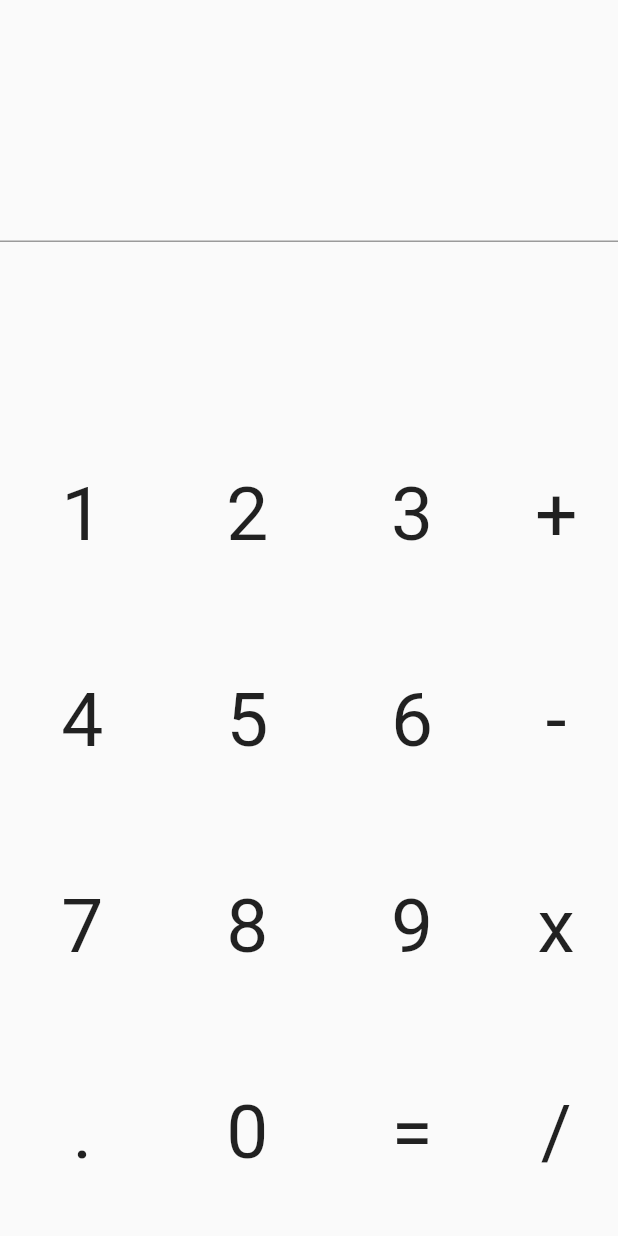
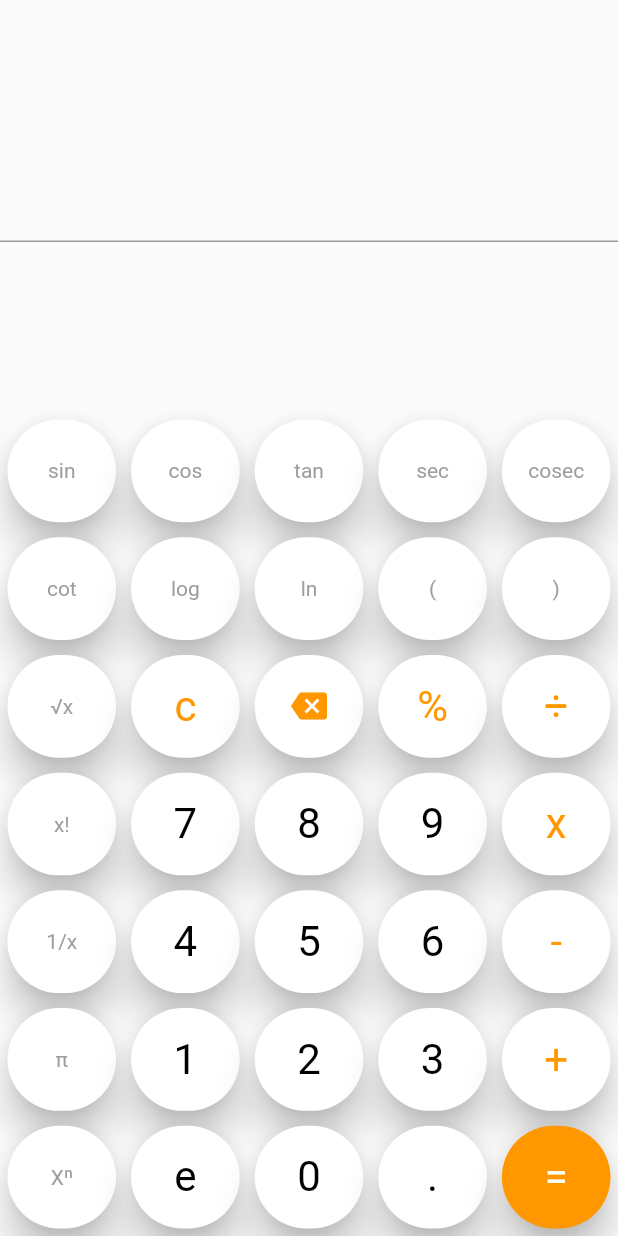
Before and after one commit to f1forhelp/Scientific-calculator, a Flutter app: the screen it shows after launch, on a phone screen of 412 x 824 dp. Run offline on Flutter 3.47's test engine with Material 2 defaults, Android fonts, the phone set to English and light mode, and no system bars; our stand-ins replace bloc, equatable, flutter_bloc, math_expressions.

Commit message:
Some minor changes

```diff
--- a/lib/view/screens/calculator_screen.dart
+++ b/lib/view/screens/calculator_screen.dart
@@ -1,7 +1,6 @@
 import 'package:calculator/bloc/calculator_bloc/calcuator_bloc.dart';
 import 'package:calculator/utils/dimensions.dart';
 import 'package:flutter/material.dart';
-import 'package:flutter/services.dart';
 import 'package:flutter_bloc/flutter_bloc.dart';
 
 class CalCulatorScreen extends StatefulWidget {
@@ -39,6 +38,7 @@ class _CalCulatorScreenState extends State<CalCulatorScreen> {
                 },
                 child: Center(
                   child: TextField(
+                    textAlign: TextAlign.right,
                     controller: _textEditingController,
                   ),
                 ),
@@ -47,25 +47,11 @@ class _CalCulatorScreenState extends State<CalCulatorScreen> {
             Expanded(
               flex: 2,
               child: Builder(builder: (context) {
-                return PageView(
-                  children: [
-                    _SimpleCalculator(
+                return _SimpleCalculator(
                   getVal: (val) {
-                        if (val == "0") {
-                          BlocProvider.of<CalcuatorBloc>(context, listen: false)
-                              .add(AddExpression(expression: ""));
-                          _textEditingController.clear();
-                        } else
                     BlocProvider.of<CalcuatorBloc>(context, listen: false)
                         .add(AddExpression(expression: val));
                   },
-                    ),
-                    _Scientific(
-                      getVal: (val) {
-                        print(val);
-                      },
-                    ),
-                  ],
                 );
               }),
             ),
@@ -76,18 +62,14 @@ class _CalCulatorScreenState extends State<CalCulatorScreen> {
   }
 }
 
-class _Scientific extends StatelessWidget {
+class _SimpleCalculator extends StatelessWidget {
   final Function(String) getVal;
 
-  const _Scientific({this.getVal});
+  const _SimpleCalculator({this.getVal});
 
   @override
   Widget build(BuildContext context) {
-    return Row(
-      children: [
-        Expanded(
-          flex: 4,
-          child: Column(
+    return Column(
       children: [
         Expanded(
           child: Row(
@@ -95,39 +77,27 @@ class _Scientific extends StatelessWidget {
               _CustomCalButton(
                 val: "sin",
                 getVal: getVal,
+                colorType: ColorType.GREY,
               ),
               _CustomCalButton(
                 val: "cos",
                 getVal: getVal,
+                colorType: ColorType.GREY,
               ),
               _CustomCalButton(
                 val: "tan",
                 getVal: getVal,
-                    ),
-                  ],
-                ),
-              ),
-              RawKeyboardListener(
-                focusNode: FocusNode(),
-                child: Text(""),
-                onKey: (key) {
-                  print(key.isKeyPressed(LogicalKeyboardKey.backspace));
-                },
-              ),
-              Expanded(
-                child: Row(
-                  children: [
-                    _CustomCalButton(
-                      val: "√",
-                      getVal: getVal,
+                colorType: ColorType.GREY,
               ),
               _CustomCalButton(
-                      val: "log",
+                val: "sec",
                 getVal: getVal,
+                colorType: ColorType.GREY,
               ),
               _CustomCalButton(
-                      val: "Xⁿ",
+                val: "cosec",
                 getVal: getVal,
+                colorType: ColorType.GREY,
               ),
             ],
           ),
@@ -136,15 +106,64 @@ class _Scientific extends StatelessWidget {
           child: Row(
             children: [
               _CustomCalButton(
-                      val: "EXP",
+                val: "cot",
+                getVal: getVal,
+                colorType: ColorType.GREY,
+              ),
+              _CustomCalButton(
+                val: "log",
+                getVal: getVal,
+                colorType: ColorType.GREY,
+              ),
+              _CustomCalButton(
+                val: "ln",
+                getVal: getVal,
+                colorType: ColorType.GREY,
+              ),
+              _CustomCalButton(
+                val: "(",
+                getVal: getVal,
+                colorType: ColorType.GREY,
+              ),
+              _CustomCalButton(
+                val: ")",
+                getVal: getVal,
+                colorType: ColorType.GREY,
+              ),
+            ],
+          ),
+        ),
+        Expanded(
+          child: Row(
+            children: [
+              _CustomCalButton(
+                val: "√x",
+                mappedKey: "√",
+                colorType: ColorType.GREY,
                 getVal: getVal,
               ),
               _CustomCalButton(
-                      val: "RAD",
+                val: "c",
                 getVal: getVal,
+                colorType: ColorType.RED,
               ),
               _CustomCalButton(
-                      val: "e",
+                val: "d",
+                widget: Icon(
+                  Icons.backspace,
+                  color: Colors.orange,
+                ),
+                getVal: getVal,
+                colorType: ColorType.RED,
+              ),
+              _CustomCalButton(
+                val: "%",
+                getVal: getVal,
+                colorType: ColorType.RED,
+              ),
+              _CustomCalButton(
+                val: "÷",
+                colorType: ColorType.RED,
                 getVal: getVal,
               ),
             ],
@@ -156,65 +175,64 @@ class _Scientific extends StatelessWidget {
               _CustomCalButton(
                 val: "x!",
                 getVal: getVal,
+                colorType: ColorType.GREY,
               ),
               _CustomCalButton(
-                      val: "π",
+                val: "7",
                 getVal: getVal,
               ),
               _CustomCalButton(
-                      val: "=",
+                val: "8",
+                getVal: getVal,
+              ),
+              _CustomCalButton(
+                val: "9",
+                getVal: getVal,
+              ),
+              _CustomCalButton(
+                val: "x",
+                colorType: ColorType.RED,
                 getVal: getVal,
               ),
             ],
           ),
         ),
-            ],
-          ),
-        ),
         Expanded(
-          flex: 1,
-          child: Column(
+          child: Row(
             children: [
               _CustomCalButton(
-                val: "+",
+                val: "1/x",
+                getVal: getVal,
+                colorType: ColorType.GREY,
+              ),
+              _CustomCalButton(
+                val: "4",
+                getVal: getVal,
+              ),
+              _CustomCalButton(
+                val: "5",
+                getVal: getVal,
+              ),
+              _CustomCalButton(
+                val: "6",
                 getVal: getVal,
               ),
               _CustomCalButton(
                 val: "-",
-                getVal: getVal,
-              ),
-              _CustomCalButton(
-                val: "x",
-                getVal: getVal,
-              ),
-              _CustomCalButton(
-                val: "/",
+                colorType: ColorType.RED,
                 getVal: getVal,
               ),
             ],
           ),
         ),
-      ],
-    );
-  }
-}
-
-class _SimpleCalculator extends StatelessWidget {
-  final Function(String) getVal;
-
-  const _SimpleCalculator({this.getVal});
-
-  @override
-  Widget build(BuildContext context) {
-    return Row(
-      children: [
-        Expanded(
-          flex: 4,
-          child: Column(
-            children: [
         Expanded(
           child: Row(
             children: [
+              _CustomCalButton(
+                val: "π",
+                getVal: getVal,
+                colorType: ColorType.GREY,
+              ),
               _CustomCalButton(
                 val: "1",
                 getVal: getVal,
@@ -227,22 +245,9 @@ class _SimpleCalculator extends StatelessWidget {
                 val: "3",
                 getVal: getVal,
               ),
-                  ],
-                ),
-              ),
-              Expanded(
-                child: Row(
-                  children: [
               _CustomCalButton(
-                      val: "4",
-                      getVal: getVal,
-                    ),
-                    _CustomCalButton(
-                      val: "5",
-                      getVal: getVal,
-                    ),
-                    _CustomCalButton(
-                      val: "6",
+                val: "+",
+                colorType: ColorType.RED,
                 getVal: getVal,
               ),
             ],
@@ -252,25 +257,12 @@ class _SimpleCalculator extends StatelessWidget {
           child: Row(
             children: [
               _CustomCalButton(
-                      val: "7",
+                val: "Xⁿ",
+                colorType: ColorType.GREY,
                 getVal: getVal,
               ),
               _CustomCalButton(
-                      val: "8",
-                      getVal: getVal,
-                    ),
-                    _CustomCalButton(
-                      val: "9",
-                      getVal: getVal,
-                    ),
-                  ],
-                ),
-              ),
-              Expanded(
-                child: Row(
-                  children: [
-                    _CustomCalButton(
-                      val: ".",
+                val: "e",
                 getVal: getVal,
               ),
               _CustomCalButton(
@@ -278,33 +270,13 @@ class _SimpleCalculator extends StatelessWidget {
                 getVal: getVal,
               ),
               _CustomCalButton(
-                      val: "=",
-                      getVal: getVal,
-                    ),
-                  ],
-                ),
-              ),
-            ],
-          ),
-        ),
-        Expanded(
-          flex: 1,
-          child: Column(
-            children: [
-              _CustomCalButton(
-                val: "+",
+                val: ".",
                 getVal: getVal,
               ),
               _CustomCalButton(
-                val: "-",
-                getVal: getVal,
-              ),
-              _CustomCalButton(
-                val: "x",
-                getVal: getVal,
-              ),
-              _CustomCalButton(
-                val: "/",
+                enableBgColor: true,
+                val: "=",
+                colorType: ColorType.RED,
                 getVal: getVal,
               ),
             ],
@@ -315,27 +287,64 @@ class _SimpleCalculator extends StatelessWidget {
   }
 }
 
+enum ColorType { GREY, BLACK, RED }
+
 class _CustomCalButton extends StatelessWidget {
+  final ColorType colorType;
+  final Widget widget;
   final String val;
+  final String mappedKey;
+  final bool enableBgColor;
   final Function(String) getVal;
-  const _CustomCalButton({this.val, this.getVal});
+  const _CustomCalButton(
+      {this.val,
+      this.getVal,
+      this.widget,
+      this.mappedKey,
+      this.colorType,
+      this.enableBgColor});
+
+  Color _mapColor(ColorType colorType) {
+    switch (colorType) {
+      case ColorType.BLACK:
+        return Colors.black;
+      case ColorType.GREY:
+        return Colors.grey;
+      case ColorType.RED:
+        return Colors.orange;
+      default:
+        return Colors.black;
+    }
+  }
 
   @override
   Widget build(BuildContext context) {
     return Expanded(
+      child: Padding(
+        padding: const EdgeInsets.all(5.0),
         child: Material(
+          color: enableBgColor ?? false ? Colors.orange : Colors.white,
+          elevation: 10,
+          borderRadius: BorderRadius.circular(900),
           child: InkWell(
             onTap: () {
-            if (getVal != null) getVal(val);
+              if (getVal != null) getVal(mappedKey ?? val);
             },
             child: Container(
               decoration: BoxDecoration(
                 color: Colors.transparent,
               ),
               alignment: Alignment(0, 0),
-            child: Text(
+              child: widget ??
+                  Text(
                     val,
-              style: TextStyle(fontSize: 50),
+                    style: TextStyle(
+                      fontSize: colorType == ColorType.GREY ? 14 : 28,
+                      color: enableBgColor ?? false
+                          ? Colors.white
+                          : _mapColor(colorType),
+                    ),
+                  ),
             ),
           ),
         ),
```
Also changed, not shown: lib/bloc/calculator_bloc/calcuator_bloc.dart (+12 -3 lines), lib/utils/helper.dart (added, +33 -0 lines). Lines whose indentation alone changed are shown as unchanged.
